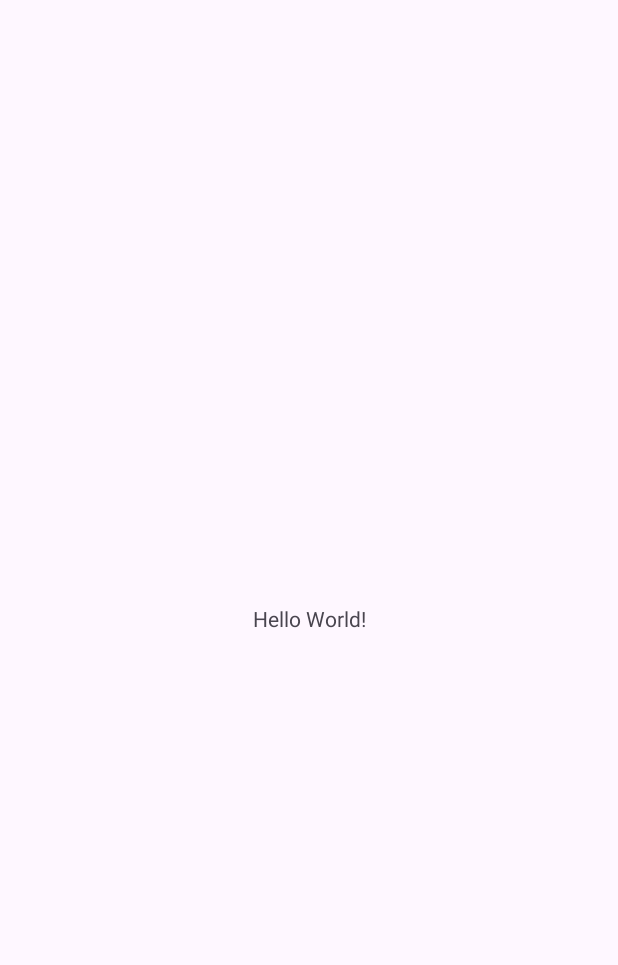
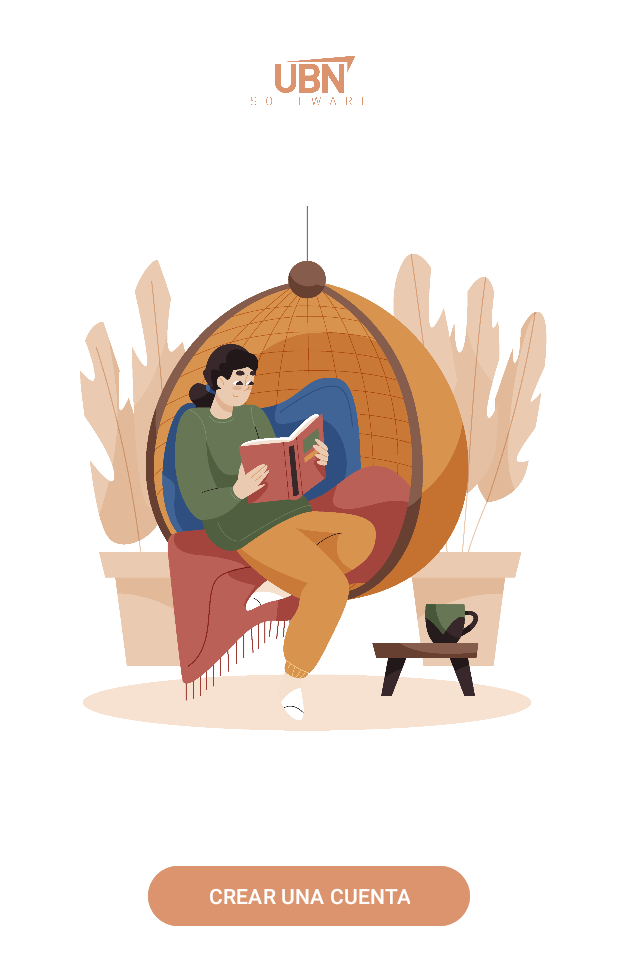
Before and after one commit to urbanpma/LibrosPanama, an Android app: the screen it shows after launch (MainActivity), on a phone screen of 412 x 824 dp. Before the commit the part shown is almost empty. Shown: the top 965 px of the screen. Run offline under Robolectric (Android 15) with nearby library versions, the phone set to English and light mode, and no system bars.

Commit message:
Main Activity

```diff
--- a/app/src/main/res/layout/activity_main.xml
+++ b/app/src/main/res/layout/activity_main.xml
@@ -4,15 +4,40 @@
     xmlns:tools="http://schemas.android.com/tools"
     android:layout_width="match_parent"
     android:layout_height="match_parent"
+    android:background="@color/white"
     tools:context=".MainActivity">
 
-    <TextView
+    <ImageView
+        android:id="@+id/imageView2"
+        android:layout_width="80dp"
+        android:layout_height="75dp"
+        android:layout_marginTop="16dp"
+        app:layout_constraintEnd_toEndOf="parent"
+        app:layout_constraintStart_toStartOf="parent"
+        app:layout_constraintTop_toTopOf="parent"
+        app:srcCompat="@drawable/logo"
+        app:tint="#FFDB946E" />
+
+    <ImageView
+        android:id="@+id/imageView3"
+        android:layout_width="317dp"
+        android:layout_height="394dp"
+        android:layout_marginTop="24dp"
+        app:layout_constraintEnd_toEndOf="parent"
+        app:layout_constraintStart_toStartOf="parent"
+        app:layout_constraintTop_toBottomOf="@+id/imageView2"
+        app:srcCompat="@drawable/iconreadingbook" />
+
+    <Button
+        android:id="@+id/button3"
         android:layout_width="wrap_content"
         android:layout_height="wrap_content"
-        android:text="Hello World!"
-        app:layout_constraintBottom_toBottomOf="parent"
+        android:layout_marginTop="64dp"
+        android:text="CREAR UNA CUENTA"
+        android:paddingLeft="40dp"
+        android:paddingRight="40dp"
+        android:backgroundTint="#DB946E"
         app:layout_constraintEnd_toEndOf="parent"
         app:layout_constraintStart_toStartOf="parent"
-        app:layout_constraintTop_toTopOf="parent" />
-
+        app:layout_constraintTop_toBottomOf="@+id/imageView3" />
 </androidx.constraintlayout.widget.ConstraintLayout>
```
Also changed, not shown: app/src/main/res/drawable/iconreadingbook.png (added), app/src/main/res/drawable/wallpaperlibro.jpg (added).
